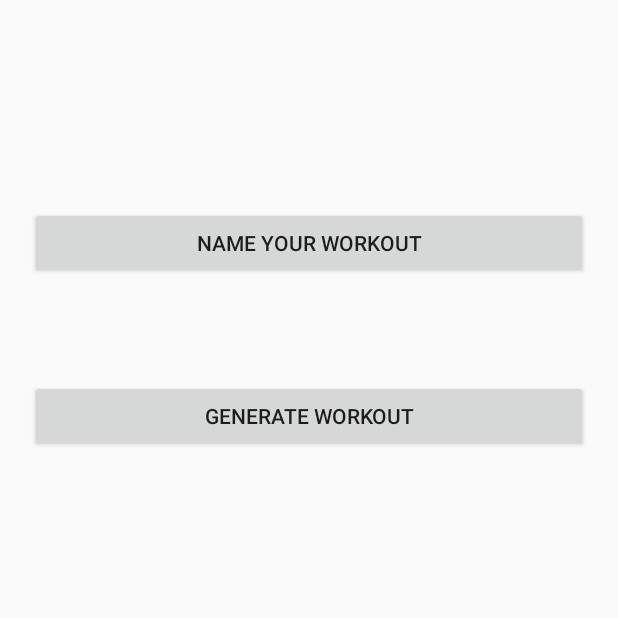
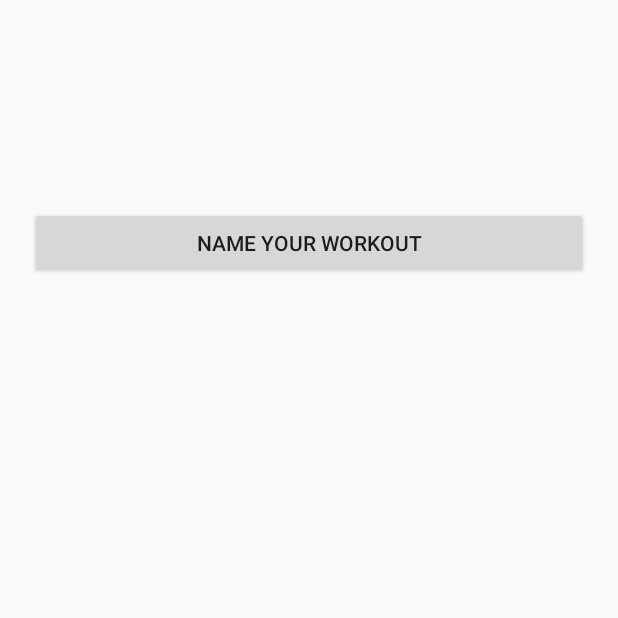
Before and after one commit to romheredia/NowFitnessUI, an Android app: the fragment NowFragment shown on its own in the app's theme, on a phone screen of 412 x 824 dp, the top half of it. Run offline under Robolectric (Android 15) with nearby library versions, the phone set to English and light mode, and no system bars; 2 statements that could not run were skipped.

Commit message:
mge @ 06/09/17

```diff
--- a/app/src/main/AndroidManifest.xml
+++ b/app/src/main/AndroidManifest.xml
@@ -28,6 +28,8 @@
         <activity android:name=".Activity.MyWorkoutActivity" />
         <activity android:name=".Activity.MyWorkoutRoutineActivity" />
         <activity android:name=".Activity.WorkoutListActivity"></activity>
+        <activity android:name=".Activity.NowActivity"></activity>
+        <activity android:name=".Activity.NowMainActivity"></activity>
     </application>
 
 </manifest>
--- a/app/src/main/java/com/now/fitness/nowfitnessui/Fragment/NowFragment.java
+++ b/app/src/main/java/com/now/fitness/nowfitnessui/Fragment/NowFragment.java
@@ -44,12 +44,12 @@ public class NowFragment extends Fragment {
     @Override
     public View onCreateView(LayoutInflater inflater, ViewGroup container,
                              Bundle savedInstanceState) {
-// Inflate the layout for this fragment
-        View view = inflater.inflate(R.layout.fragment_now, container, false);
-        context = view.getContext();
+        // Inflate the layout for this fragment
+        mView = inflater.inflate(R.layout.fragment_now, container, false);
+        context = mView.getContext();
 
         //calls the Name Your Workout activity
-        button = (Button) view.findViewById(R.id.NowWorkout);
+        button = (Button) mView.findViewById(R.id.NowWorkout);
         button.setOnClickListener(new View.OnClickListener(){
             @Override
             public void onClick(View v) {
@@ -57,6 +57,7 @@ public class NowFragment extends Fragment {
             }
         });
 
-        return view;
+        return mView;
     }
+
 }
--- a/app/src/main/res/layout/fragment_now.xml
+++ b/app/src/main/res/layout/fragment_now.xml
@@ -15,12 +15,4 @@
         android:layout_alignParentTop="true"
         android:layout_centerHorizontal="true" />
 
-    <Button
-        android:id="@+id/GenerateWorkout"
-        android:layout_width="match_parent"
-        android:layout_height="wrap_content"
-        android:layout_below="@+id/NowWorkout"
-        android:layout_centerHorizontal="true"
-        android:layout_marginTop="67dp"
-        android:text="@string/button_generate" />
 </RelativeLayout>
--- a/app/src/main/res/values/strings.xml
+++ b/app/src/main/res/values/strings.xml
@@ -29,8 +29,10 @@
     <string name="prompt_error">Error: Unable to Connect to the database</string>
     <string name="prompt_req_fname">First name is required!</string>
     <string name="prompt_req_lname">Last name is required!</string>
-    <string name="display_message1">NAME your Workout Challenge for :</string>
+    <string name="display_message1">NAME your Workout Challenge for : </string>
     <string name="display_message2">Repeat 3x! Go for it!</string>
+    <string name="prompt_done">Workout Success!!</string>
+    <string name="text_view_reps">Repetition: </string>
 
     <!-- TODO: Remove or change this placeholder text -->
     <string name="hello_blank_fragment">Hello blank fragment</string>
```
Also changed, not shown: app/src/main/java/com/now/fitness/nowfitnessui/Activity/NowMainActivity.java (+36 -7 lines), app/src/main/res/layout/activity_now_main.xml (+6 -5 lines).
